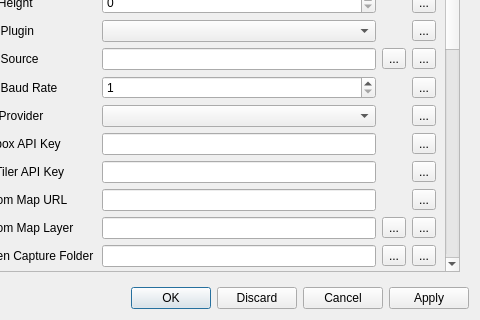
Before: the Qt Designer form scwx-qt/source/scwx/qt/ui/settings_dialog.ui in dpaulat/supercell-wx, drawn with Qt 5; both pictures show x 170 to 650 and y 180 to 500 of the 650 by 500 pixel window.
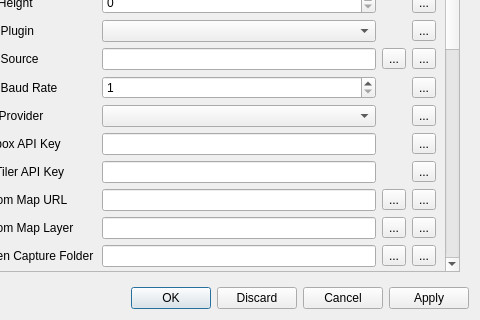
After: the same form once the commit is applied. Icons and pictures are not drawn. Custom widgets are drawn as their Qt base class.

Commit message: Add file selector for custom map URL on OpenFreeMap

What changed in the file:
```diff
--- a/scwx-qt/source/scwx/qt/ui/settings_dialog.ui
+++ b/scwx-qt/source/scwx/qt/ui/settings_dialog.ui
@@ -129,9 +129,9 @@
               <property name="geometry">
                <rect>
                 <x>0</x>
-                <y>0</y>
-                <width>515</width>
-                <height>892</height>
+                <y>-134</y>
+                <width>510</width>
+                <height>982</height>
                </rect>
               </property>
               <layout class="QVBoxLayout" name="verticalLayout">
@@ -740,6 +740,13 @@
                     </property>
                    </widget>
                   </item>
+                  <item row="14" column="3">
+                   <widget class="QToolButton" name="customMapUrlToolButton">
+                    <property name="text">
+                     <string>...</string>
+                    </property>
+                   </widget>
+                  </item>
                  </layout>
                 </widget>
                </item>
```
Left out of the diff: 4 changed lines with no effect on the pictures. The commit also changes 1 other file.
